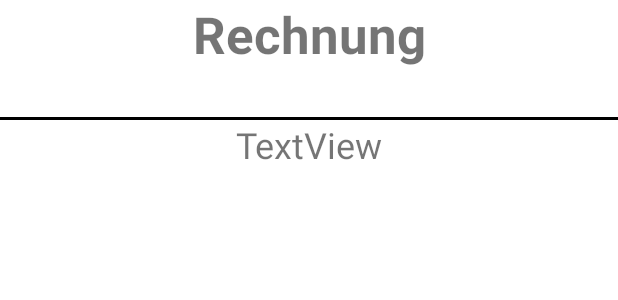
After one commit to kennethaustinn/Bar-Zettel-App, an Android app: the layout dialog_bill.xml on its own in the app's theme, with its tools: preview values and no code run, on a phone screen of 412 x 824 dp. The commit adds this screen. Shown: the top 300 px of the screen. Run offline under Robolectric (Android 15) with nearby library versions, the phone set to English and light mode, and no system bars.

Commit message:
Added bill dialog

```diff
--- a/app/src/main/java/de/htw_berlin/barzettel/CostumerDao.kt
+++ b/app/src/main/java/de/htw_berlin/barzettel/CostumerDao.kt
@@ -17,6 +17,9 @@ interface CostumerDao {
     @Query("SELECT * FROM Costumer WHERE id = :id")
     fun getCostumer(id: Int) : Costumer
 
+    @Query("SELECT date, SUM(price) as sum FROM Costumer WHERE date LIKE '%' || :datum || '%' GROUP BY date")
+    fun getMonth(datum : String) : List<SalesOfDay>
+
     @Insert
     fun insertAll(vararg costumer: Costumer)
 
--- a/app/src/main/java/de/htw_berlin/barzettel/CostumerDetailFragment.kt
+++ b/app/src/main/java/de/htw_berlin/barzettel/CostumerDetailFragment.kt
@@ -35,6 +35,12 @@ class CostumerDetailFragment : Fragment() {
         binding.costumerListView.adapter = adapter
         binding.costumerListView.layoutManager = LinearLayoutManager(context)
 
+        binding.textPrice.setOnLongClickListener {
+            val dialog = BillDialog(viewModel)
+            dialog.show(parentFragmentManager, "Bill Dialog")
+            true
+        }
+
         return binding.root
     }
 }
--- /dev/null
+++ b/app/src/main/res/layout/dialog_bill.xml
@@ -0,0 +1,48 @@
+<?xml version="1.0" encoding="utf-8"?>
+<layout xmlns:android="http://schemas.android.com/apk/res/android"
+    xmlns:app="http://schemas.android.com/apk/res-auto">
+    <data>
+        <variable
+            name="viewModel"
+            type="de.htw_berlin.barzettel.CostumerDetailViewModel" />
+    </data>
+    <LinearLayout
+        android:layout_width="match_parent"
+        android:layout_height="wrap_content"
+        android:orientation="vertical">
+
+        <TextView
+            android:id="@+id/textView"
+            android:layout_width="match_parent"
+            android:layout_height="wrap_content"
+            android:layout_gravity="center_horizontal"
+            android:text="Rechnung"
+            android:textAlignment="center"
+            android:textSize="34sp"
+            android:textStyle="bold" />
+
+        <TextView
+            android:id="@+id/textViewRechnung"
+            android:layout_width="match_parent"
+            android:layout_height="wrap_content"
+            android:text="@{viewModel.createTextRechnung()}"
+            android:textAlignment="center"
+            android:textColor="@color/black"
+            android:textSize="24sp" />
+
+        <View
+            android:id="@+id/view"
+            android:layout_width="match_parent"
+            android:layout_height="2dp"
+            android:background="@color/black" />
+
+        <TextView
+            android:id="@+id/totalPrice"
+            android:layout_width="match_parent"
+            android:layout_height="wrap_content"
+            android:text="TextView"
+            android:textAlignment="center"
+            android:textSize="24sp"
+            app:priceDetail="@{viewModel.costumer().price}"/>
+    </LinearLayout>
+</layout>
```
Also changed, not shown: app/src/main/java/de/htw_berlin/barzettel/BillDialog.kt (added, +23 -0 lines), app/src/main/java/de/htw_berlin/barzettel/BindingUtils.kt (+8 -0 lines), app/src/main/java/de/htw_berlin/barzettel/CostumerDetailViewModel.kt (+14 -0 lines), app/src/main/java/de/htw_berlin/barzettel/CostumerOverviewFragment.kt (+17 -4 lines), app/src/main/java/de/htw_berlin/barzettel/CostumerRepository.kt (+11 -0 lines), app/src/main/java/de/htw_berlin/barzettel/MonthYearPicker.kt (added, +15 -0 lines), app/src/main/java/de/htw_berlin/barzettel/SalesMonthListAdapter.kt (added, +47 -0 lines), app/src/main/java/de/htw_berlin/barzettel/SalesOverviewFragment.kt (added, +63 -0 lines), app/src/main/java/de/htw_berlin/barzettel/SalesOverviewViewModel.kt (added, +46 -0 lines), app/src/main/res/layout/fragment_sales_overview.xml (added, +43 -0 lines), app/src/main/res/layout/row_sales_of_day.xml (added, +52 -0 lines), app/src/main/res/menu/menu_costumer_overview.xml (added, +7 -0 lines), app/src/main/res/menu/menu_sales_overview.xml (added, +7 -0 lines), app/src/main/res/navigation/navigation.xml (+7 -0 lines).
